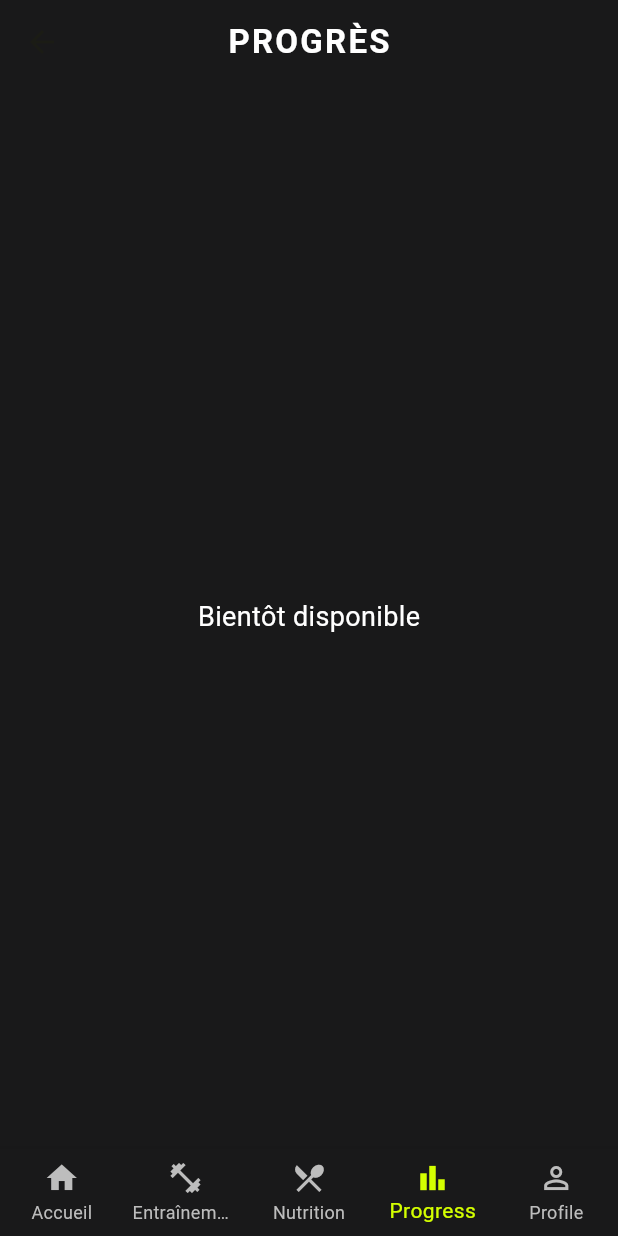
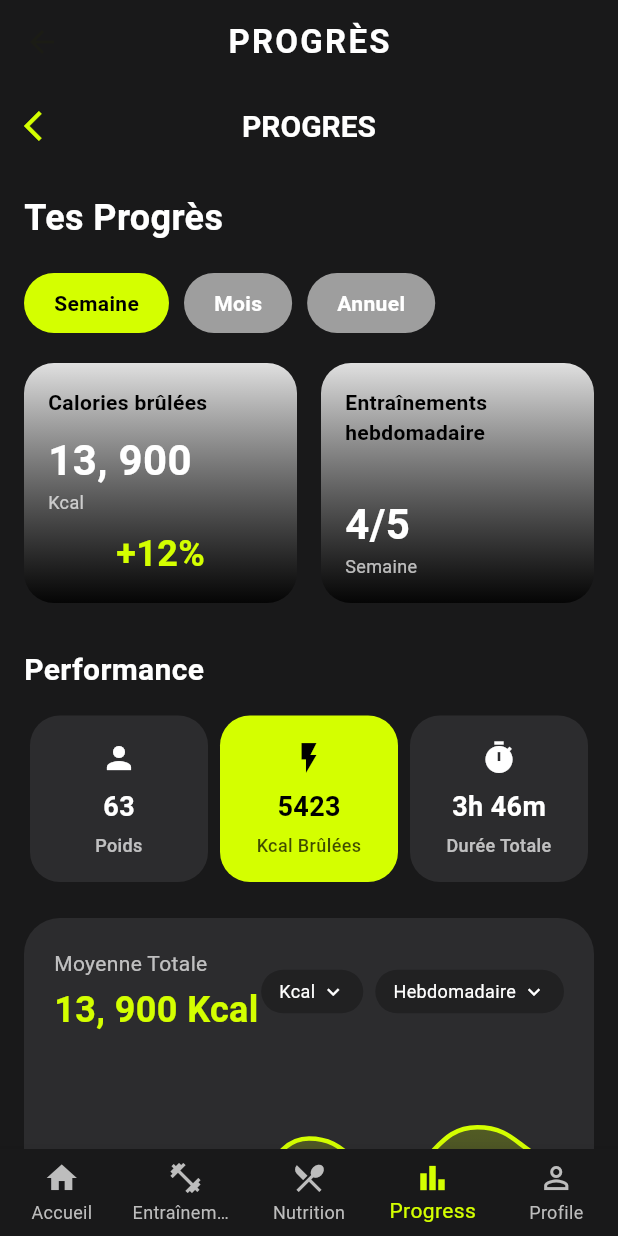
Before and after one commit to Irah2001/move_up, a Flutter app: the HomeScreen screen opened by its route, item 4 of the bottom bar chosen, on a phone screen of 412 x 824 dp. Run offline on Flutter 3.47's test engine with Material 3 defaults, Android fonts, the phone set to English and light mode, and no system bars; our stand-ins replace firebase_auth, firebase_core, flutter_dotenv, geolocator, google_maps_flutter, google_sign_in; accounts and stored records are empty.

Commit message:
add progress screen

```diff
--- a/lib/screens/home_screen.dart
+++ b/lib/screens/home_screen.dart
@@ -1,6 +1,7 @@
 import 'package:flutter/material.dart';
 import 'package:move_up/constants/app_colors.dart';
 import 'package:move_up/screens/maps_screen.dart';
+import 'package:move_up/screens/progress_screen.dart';
 
 class HomeScreen extends StatefulWidget {
   const HomeScreen({super.key});
@@ -31,7 +32,7 @@ class _HomeScreenState extends State<HomeScreen> {
     MapsScreen(),
     _comingSoonWidget,
     _comingSoonWidget,
-    _comingSoonWidget,
+    ProgressScreen(),
     _comingSoonWidget,
   ];
 
--- /dev/null
+++ b/lib/screens/progress_screen.dart
@@ -0,0 +1,539 @@
+import 'package:flutter/material.dart';
+import 'package:move_up/constants/app_colors.dart';
+
+class ProgressScreen extends StatefulWidget {
+  const ProgressScreen({super.key});
+
+  @override
+  State<ProgressScreen> createState() => _ProgressScreenState();
+}
+
+class _ProgressScreenState extends State<ProgressScreen> {
+  int _selectedIndex = 0; // 0: Semaine, 1: Mois, 2: Annuel
+  int _chartPeriodIndex = 0; // 0: Hebdomadaire, 1: Mensuel, 2: Annuel
+
+  // Data generation based on index
+  Map<String, dynamic> _getData(int index) {
+    const int baseCalories = 2780;
+    const int baseWorkouts = 4;
+    const int baseTotalWorkouts = 5;
+
+    switch (index) {
+      case 0: // Semaine
+        return {
+          'calories': (baseCalories * 5).toString().replaceAllMapped(
+            RegExp(r'(\d{1,3})(?=(\d{3})+(?!\d))'),
+            (Match m) => '${m[1]}, ',
+          ),
+          'workouts': '$baseWorkouts/$baseTotalWorkouts',
+          'workoutLabel': 'Entraînements\nhebdomadaire',
+          'workoutUnit': 'Semaine',
+          'growth': '+12%',
+          'chartLabels': ['Lun', 'Mar', 'Mer', 'Jeu', 'Ven', 'Sam', 'Dim'],
+        };
+      case 1: // Mois
+        return {
+          'calories': (baseCalories * 20).toString().replaceAllMapped(
+            RegExp(r'(\d{1,3})(?=(\d{3})+(?!\d))'),
+            (Match m) => '${m[1]}, ',
+          ),
+          'workouts': '${baseWorkouts * 4}/${baseTotalWorkouts * 4}',
+          'workoutLabel': 'Entraînements\nmensuels',
+          'workoutUnit': 'Mois',
+          'growth': '+8%',
+          'chartLabels': ['Sem 1', 'Sem 2', 'Sem 3', 'Sem 4'],
+        };
+      case 2: // Annuel
+        return {
+          'calories': (baseCalories * 240).toString().replaceAllMapped(
+            RegExp(r'(\d{1,3})(?=(\d{3})+(?!\d))'),
+            (Match m) => '${m[1]}, ',
+          ),
+          'workouts':
+              '${baseWorkouts * 48}/${baseTotalWorkouts * 48}', // 4 weeks * 12 months = 48
+          'workoutLabel': 'Entraînements\nannuels',
+          'workoutUnit': 'Année',
+          'growth': '+15%',
+          'chartLabels': [
+            'Jan',
+            'Fév',
+            'Mar',
+            'Avr',
+            'Mai',
+            'Juin',
+            'Juil',
+            'Août',
+            'Sep',
+            'Oct',
+            'Nov',
+            'Déc',
+          ],
+        };
+      default:
+        return {};
+    }
+  }
+
+  Map<String, dynamic> get _currentData => _getData(_selectedIndex);
+
+  @override
+  Widget build(BuildContext context) {
+    final data = _currentData;
+
+    return Scaffold(
+      backgroundColor: AppColors.primaryDark,
+      appBar: AppBar(
+        backgroundColor: AppColors.primaryDark,
+        elevation: 0,
+        leading: IconButton(
+          icon: const Icon(Icons.arrow_back_ios, color: AppColors.accentGreen),
+          onPressed: () {
+            // Action retour si nécessaire
+          },
+        ),
+        centerTitle: true,
+        title: const Text(
+          'PROGRES',
+          style: TextStyle(
+            color: AppColors.white,
+            fontWeight: FontWeight.bold,
+            fontSize: 20,
+          ),
+        ),
+      ),
+      body: SingleChildScrollView(
+        child: Padding(
+          padding: const EdgeInsets.all(16.0),
+          child: Column(
+            crossAxisAlignment: CrossAxisAlignment.start,
+            children: [
+              const Text(
+                'Tes Progrès',
+                style: TextStyle(
+                  color: AppColors.white,
+                  fontSize: 24,
+                  fontWeight: FontWeight.bold,
+                ),
+              ),
+              const SizedBox(height: 20),
+              // Toggle Buttons Row
+              Row(
+                children: [
+                  _buildToggleButton('Semaine', 0),
+                  const SizedBox(width: 10),
+                  _buildToggleButton('Mois', 1),
+                  const SizedBox(width: 10),
+                  _buildToggleButton('Annuel', 2),
+                ],
+              ),
+              const SizedBox(height: 20),
+              // Cards Row
+              Row(
+                children: [
+                  Expanded(
+                    child: _buildStatCard(
+                      title: 'Calories brûlées',
+                      value: data['calories'],
+                      unit: 'Kcal',
+                      footer: data['growth'],
+                      footerColor: AppColors.accentGreen,
+                    ),
+                  ),
+                  const SizedBox(width: 16),
+                  Expanded(
+                    child: _buildStatCard(
+                      title: data['workoutLabel'],
+                      value: data['workouts'],
+                      unit: data['workoutUnit'],
+                    ),
+                  ),
+                ],
+              ),
+              const SizedBox(height: 30),
+              const Text(
+                'Performance',
+                style: TextStyle(
+                  color: AppColors.white,
+                  fontSize: 20,
+                  fontWeight: FontWeight.bold,
+                ),
+              ),
+              const SizedBox(height: 16),
+              // Small Stat Cards
+              Row(
+                children: [
+                  _buildSmallStatCard(
+                    icon: Icons.person,
+                    value: '63',
+                    label: 'Poids',
+                    isHighlighted: false,
+                  ),
+                  _buildSmallStatCard(
+                    icon: Icons.flash_on,
+                    value: '5423',
+                    label: 'Kcal Brûlées',
+                    isHighlighted: true,
+                  ),
+                  _buildSmallStatCard(
+                    icon: Icons.timer,
+                    value: '3h 46m',
+                    label: 'Durée Totale',
+                    isHighlighted: false,
+                  ),
+                ],
+              ),
+              const SizedBox(height: 24),
+              // Chart Section
+              _buildChartSection(),
+              const SizedBox(height: 20),
+            ],
+          ),
+        ),
+      ),
+    );
+  }
+
+  Widget _buildToggleButton(String text, int index) {
+    final isSelected = _selectedIndex == index;
+    return GestureDetector(
+      onTap: () {
+        setState(() {
+          _selectedIndex = index;
+        });
+      },
+      child: Container(
+        padding: const EdgeInsets.symmetric(horizontal: 20, vertical: 10),
+        decoration: BoxDecoration(
+          color: isSelected ? AppColors.accentGreen : Colors.grey[500],
+          borderRadius: BorderRadius.circular(20),
+        ),
+        child: Text(
+          text,
+          style: TextStyle(
+            color: isSelected ? AppColors.black : AppColors.white,
+            fontWeight: FontWeight.bold,
+          ),
+        ),
+      ),
+    );
+  }
+
+  Widget _buildStatCard({
+    required String title,
+    required String value,
+    required String unit,
+    String? footer,
+    Color? footerColor,
+  }) {
+    return Container(
+      height: 160,
+      padding: const EdgeInsets.all(16),
+      decoration: BoxDecoration(
+        borderRadius: BorderRadius.circular(20),
+        gradient: LinearGradient(
+          begin: Alignment.topCenter,
+          end: Alignment.bottomCenter,
+          colors: [Colors.grey[300]!, const Color.fromRGBO(0, 0, 0, 0.8)],
+        ),
+      ),
+      child: Column(
+        crossAxisAlignment: CrossAxisAlignment.start,
+        mainAxisAlignment: MainAxisAlignment.spaceBetween,
+        children: [
+          Text(
+            title,
+            style: const TextStyle(
+              color: AppColors.black,
+              fontSize: 14,
+              fontWeight: FontWeight.w600,
+            ),
+          ),
+          Column(
+            crossAxisAlignment: CrossAxisAlignment.start,
+            children: [
+              Text(
+                value,
+                style: const TextStyle(
+                  color: AppColors.white,
+                  fontSize: 28,
+                  fontWeight: FontWeight.bold,
+                ),
+              ),
+              Text(
+                unit,
+                style: const TextStyle(color: Colors.white70, fontSize: 12),
+              ),
+            ],
+          ),
+          if (footer != null)
+            Align(
+              alignment: Alignment.bottomCenter,
+              child: Text(
+                footer,
+                style: TextStyle(
+                  color: footerColor ?? AppColors.white,
+                  fontSize: 24,
+                  fontWeight: FontWeight.bold,
+                ),
+              ),
+            ),
+        ],
+      ),
+    );
+  }
+
+  Widget _buildSmallStatCard({
+    required IconData icon,
+    required String value,
+    required String label,
+    required bool isHighlighted,
+  }) {
+    final bgColor = isHighlighted
+        ? AppColors.accentGreen
+        : const Color(0xFF2C2C2E);
+    final textColor = isHighlighted ? AppColors.black : AppColors.white;
+    final iconColor = isHighlighted ? AppColors.black : AppColors.white;
+
+    return Expanded(
+      child: Container(
+        margin: const EdgeInsets.symmetric(horizontal: 4),
+        padding: const EdgeInsets.symmetric(vertical: 16, horizontal: 8),
+        decoration: BoxDecoration(
+          color: bgColor,
+          borderRadius: BorderRadius.circular(20),
+        ),
+        child: Column(
+          mainAxisAlignment: MainAxisAlignment.center,
+          children: [
+            Icon(icon, color: iconColor, size: 24),
+            const SizedBox(height: 8),
+            Text(
+              value,
+              style: TextStyle(
+                color: textColor,
+                fontSize: 18,
+                fontWeight: FontWeight.bold,
+              ),
+            ),
+            const SizedBox(height: 4),
+            Text(
+              label,
+              textAlign: TextAlign.center,
+              style: TextStyle(
+                color: textColor.withValues(alpha: 0.7),
+                fontSize: 12,
+                fontWeight: FontWeight.w500,
+              ),
+            ),
+          ],
+        ),
+      ),
+    );
+  }
+
+  Widget _buildChartSection() {
+    final chartData = _getData(_chartPeriodIndex);
+    final labels = chartData['chartLabels'] as List<String>;
+    final totalAverage = chartData['calories'];
+
+    return Container(
+      padding: const EdgeInsets.all(20),
+      decoration: BoxDecoration(
+        color: const Color(0xFF2C2C2E),
+        borderRadius: BorderRadius.circular(24),
+      ),
+      child: Column(
+        crossAxisAlignment: CrossAxisAlignment.start,
+        children: [
+          Row(
+            mainAxisAlignment: MainAxisAlignment.spaceBetween,
+            children: [
+              Column(
+                crossAxisAlignment: CrossAxisAlignment.start,
+                children: [
+                  const Text(
+                    'Moyenne Totale',
+                    style: TextStyle(color: Colors.white70, fontSize: 14),
+                  ),
+                  const SizedBox(height: 4),
+                  Text(
+                    '$totalAverage Kcal',
+                    style: const TextStyle(
+                      color: AppColors.accentGreen,
+                      fontSize: 24,
+                      fontWeight: FontWeight.bold,
+                    ),
+                  ),
+                ],
+              ),
+              Row(
+                children: [
+                  _buildDropdownButton('Kcal'),
+                  const SizedBox(width: 8),
+                  _buildPeriodDropdown(),
+                ],
+              ),
+            ],
+          ),
+          const SizedBox(height: 24),
+          SizedBox(
+            height: 150,
+            width: double.infinity,
+            child: CustomPaint(
+              painter: GraphPainter(
+                color: AppColors.accentGreen,
+                pointsCount: labels.length,
+              ),
+            ),
+          ),
+          const SizedBox(height: 16),
+          Row(
+            mainAxisAlignment: MainAxisAlignment.spaceBetween,
+            children: labels
+                .map(
+                  (day) => Text(
+                    day,
+                    style: const TextStyle(color: Colors.white38, fontSize: 12),
+                  ),
+                )
+                .toList(),
+          ),
+        ],
+      ),
+    );
+  }
+
+  Widget _buildPeriodDropdown() {
+    final periods = ['Hebdomadaire', 'Mensuel', 'Annuel'];
+
+    return GestureDetector(
+      onTap: () {
+        setState(() {
+          _chartPeriodIndex = (_chartPeriodIndex + 1) % periods.length;
+        });
+      },
+      child: Container(
+        padding: const EdgeInsets.symmetric(horizontal: 12, vertical: 6),
+        decoration: BoxDecoration(
+          color: Colors.black26,
+          borderRadius: BorderRadius.circular(20),
+        ),
+        child: Row(
+          children: [
+            Text(
+              periods[_chartPeriodIndex],
+              style: const TextStyle(color: Colors.white, fontSize: 12),
+            ),
+            const SizedBox(width: 4),
+            const Icon(
+              Icons.keyboard_arrow_down,
+              color: Colors.white,
+              size: 16,
+            ),
+          ],
+        ),
+      ),
+    );
+  }
+
+  Widget _buildDropdownButton(String text) {
+    return Container(
+      padding: const EdgeInsets.symmetric(horizontal: 12, vertical: 6),
+      decoration: BoxDecoration(
+        color: Colors.black26,
+        borderRadius: BorderRadius.circular(20),
+      ),
+      child: Row(
+        children: [
+          Text(text, style: const TextStyle(color: Colors.white, fontSize: 12)),
+          const SizedBox(width: 4),
+          const Icon(Icons.keyboard_arrow_down, color: Colors.white, size: 16),
+        ],
+      ),
+    );
+  }
+}
+
+class GraphPainter extends CustomPainter {
+  final Color color;
+  final int pointsCount;
+
+  GraphPainter({required this.color, required this.pointsCount});
+
+  @override
+  void paint(Canvas canvas, Size size) {
+    final paint = Paint()
+      ..color = color
+      ..strokeWidth = 3
+      ..style = PaintingStyle.stroke
+      ..strokeCap = StrokeCap.round;
+
+    final path = Path();
+
+    List<Offset> points = [];
+    if (pointsCount == 7) {
+      points = [
+        Offset(0, size.height * 0.7),
+        Offset(size.width * 0.16, size.height * 0.5),
+        Offset(size.width * 0.33, size.height * 0.6),
+        Offset(size.width * 0.5, size.height * 0.3),
+        Offset(size.width * 0.66, size.height * 0.45),
+        Offset(size.width * 0.83, size.height * 0.25),
+        Offset(size.width, size.height * 0.4),
+      ];
+    } else if (pointsCount == 4) {
+      points = [
+        Offset(0, size.height * 0.6),
+        Offset(size.width * 0.33, size.height * 0.3),
+        Offset(size.width * 0.66, size.height * 0.5),
+        Offset(size.width, size.height * 0.4),
+      ];
+    } else {
+      for (int i = 0; i < pointsCount; i++) {
+        points.add(
+          Offset(
+            size.width * (i / (pointsCount - 1)),
+            size.height * (0.4 + (i % 3 == 0 ? 0.2 : -0.1)),
+          ),
+        );
+      }
+    }
+
+    if (points.isNotEmpty) {
+      path.moveTo(points[0].dx, points[0].dy);
+      for (int i = 0; i < points.length - 1; i++) {
+        final p1 = points[i];
+        final p2 = points[i + 1];
+        final controlPoint1 = Offset(p1.dx + (p2.dx - p1.dx) / 2, p1.dy);
+        final controlPoint2 = Offset(p1.dx + (p2.dx - p1.dx) / 2, p2.dy);
+        path.cubicTo(
+          controlPoint1.dx,
+          controlPoint1.dy,
+          controlPoint2.dx,
+          controlPoint2.dy,
+          p2.dx,
+          p2.dy,
+        );
+      }
+    }
+
+    final fillPath = Path.from(path);
+    fillPath.lineTo(size.width, size.height);
+    fillPath.lineTo(0, size.height);
+    fillPath.close();
+
+    final fillPaint = Paint()
+      ..shader = LinearGradient(
+        begin: Alignment.topCenter,
+        end: Alignment.bottomCenter,
+        colors: [color.withValues(alpha: 0.3), color.withValues(alpha: 0.0)],
+      ).createShader(Rect.fromLTWH(0, 0, size.width, size.height))
+      ..style = PaintingStyle.fill;
+
+    canvas.drawPath(fillPath, fillPaint);
+    canvas.drawPath(path, paint);
+  }
+
+  @override
+  bool shouldRepaint(covariant CustomPainter oldDelegate) => true;
+}
```
